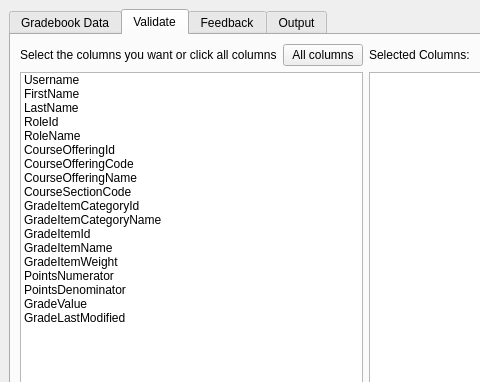
Qt form src/main/python/lcc_assessment/gui.ui (hollydev/LCC_DataTool) before a commit; both pictures show x 0 to 480 and y 0 to 382 of the 891 by 668 pixel window.
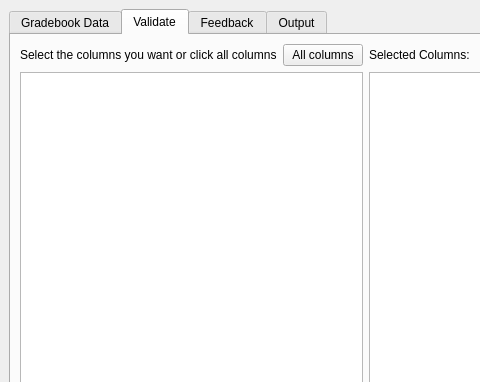
The same form after that commit. The open tabs and pages were chosen to show the change.

Patch:
```diff
--- a/src/main/python/lcc_assessment/gui.ui
+++ b/src/main/python/lcc_assessment/gui.ui
@@ -260,96 +260,7 @@
        <layout class="QGridLayout" name="gridLayout">
         <item row="1" column="0" rowspan="3" colspan="2">
          <widget class="QListWidget" name="listWidget_3">
-          <item>
-           <property name="text">
-            <string>Username</string>
-           </property>
-          </item>
-          <item>
-           <property name="text">
-            <string>FirstName</string>
-           </property>
-          </item>
-          <item>
-           <property name="text">
-            <string>LastName</string>
-           </property>
-          </item>
-          <item>
-           <property name="text">
-            <string>RoleId</string>
-           </property>
-          </item>
-          <item>
-           <property name="text">
-            <string>RoleName</string>
-           </property>
-          </item>
-          <item>
-           <property name="text">
-            <string>CourseOfferingId</string>
-           </property>
-          </item>
-          <item>
-           <property name="text">
-            <string>CourseOfferingCode</string>
-           </property>
-          </item>
-          <item>
-           <property name="text">
-            <string>CourseOfferingName</string>
-           </property>
-          </item>
-          <item>
-           <property name="text">
-            <string>CourseSectionCode</string>
-           </property>
-          </item>
-          <item>
-           <property name="text">
-            <string>GradeItemCategoryId</string>
-           </property>
-          </item>
-          <item>
-           <property name="text">
-            <string>GradeItemCategoryName</string>
-           </property>
-          </item>
-          <item>
-           <property name="text">
-            <string>GradeItemId</string>
-           </property>
-          </item>
-          <item>
-           <property name="text">
-            <string>GradeItemName</string>
-           </property>
-          </item>
-          <item>
-           <property name="text">
-            <string>GradeItemWeight</string>
-           </property>
-          </item>
-          <item>
-           <property name="text">
-            <string>PointsNumerator</string>
-           </property>
-          </item>
-          <item>
-           <property name="text">
-            <string>PointsDenominator</string>
-           </property>
-          </item>
-          <item>
-           <property name="text">
-            <string>GradeValue</string>
-           </property>
-          </item>
-          <item>
-           <property name="text">
-            <string>GradeLastModified</string>
-           </property>
-          </item>
+          
          </widget>
         </item>
         <item row="0" column="0">
```
